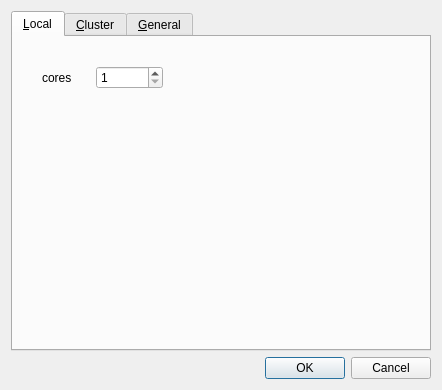
Above: sequana/gui/snakemake.ui from vladsaveliev/sequana before the change. Below: the same form after it.
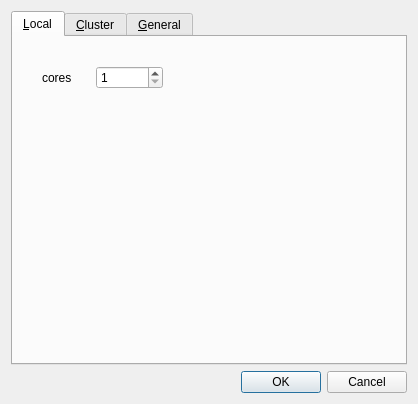
That is the form after the change. The open tabs and pages were chosen to show the change.

Patch:
```diff
--- a/sequana/gui/snakemake.ui
+++ b/sequana/gui/snakemake.ui
@@ -6,8 +6,8 @@
    <rect>
     <x>0</x>
     <y>0</y>
-    <width>442</width>
-    <height>390</height>
+    <width>418</width>
+    <height>404</height>
    </rect>
   </property>
   <property name="sizePolicy">
```
Left out of the diff: 2 changed lines with no effect on the pictures.
